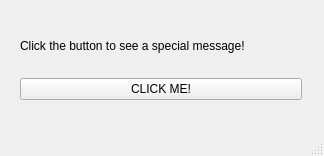
Before: the Qt Designer form mainwindow.ui in priyanshagrahari/DSGUI, drawn with Qt 5.
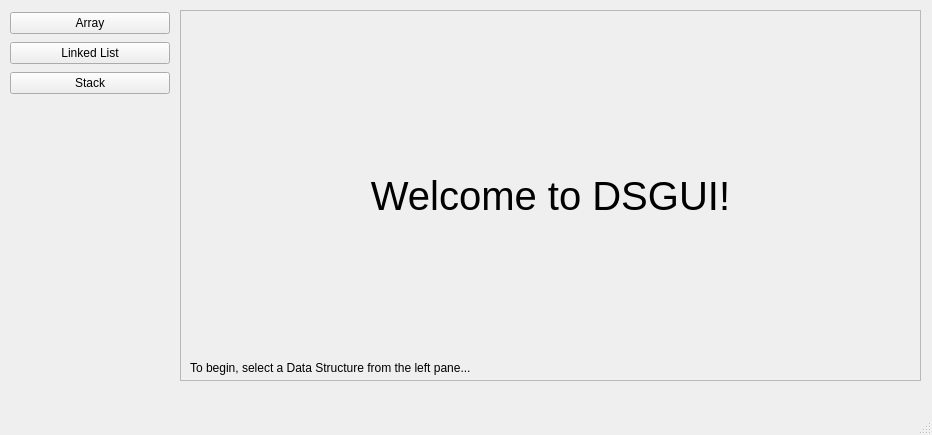
After: the same form once the commit is applied.

Commit message: sample ui for DSGUI with left pane and button actions

Patch:
```diff
--- a/mainwindow.ui
+++ b/mainwindow.ui
@@ -6,8 +6,8 @@
    <rect>
     <x>0</x>
     <y>0</y>
-    <width>324</width>
-    <height>156</height>
+    <width>932</width>
+    <height>435</height>
    </rect>
   </property>
   <property name="cursor">
@@ -20,29 +20,86 @@
    <widget class="QWidget" name="gridLayoutWidget">
     <property name="geometry">
      <rect>
-      <x>20</x>
-      <y>20</y>
-      <width>282</width>
-      <height>80</height>
+      <x>10</x>
+      <y>10</y>
+      <width>160</width>
+      <height>88</height>
      </rect>
     </property>
-    <layout class="QGridLayout" name="gridLayout">
-     <item row="2" column="0">
-      <widget class="QPushButton" name="clickme">
+    <layout class="QVBoxLayout" name="verticalLayout">
+     <item>
+      <widget class="QPushButton" name="array_pbut">
        <property name="text">
-        <string>CLICK ME!</string>
+        <string>Array</string>
        </property>
       </widget>
      </item>
-     <item row="1" column="0">
-      <widget class="QLabel" name="message">
+     <item>
+      <widget class="QPushButton" name="ll_pbut">
        <property name="text">
-        <string>Click the button to see a special message!</string>
+        <string>Linked List</string>
+       </property>
+      </widget>
+     </item>
+     <item>
+      <widget class="QPushButton" name="stack_pbut">
+       <property name="text">
+        <string>Stack</string>
        </property>
       </widget>
      </item>
     </layout>
    </widget>
+   <widget class="QFrame" name="frame">
+    <property name="geometry">
+     <rect>
+      <x>180</x>
+      <y>10</y>
+      <width>741</width>
+      <height>371</height>
+     </rect>
+    </property>
+    <property name="frameShape">
+     <enum>QFrame::StyledPanel</enum>
+    </property>
+    <property name="frameShadow">
+     <enum>QFrame::Raised</enum>
+    </property>
+    <widget class="QLabel" name="welcome">
+     <property name="geometry">
+      <rect>
+       <x>10</x>
+       <y>10</y>
+       <width>721</width>
+       <height>351</height>
+      </rect>
+     </property>
+     <property name="font">
+      <font>
+       <pointsize>30</pointsize>
+      </font>
+     </property>
+     <property name="text">
+      <string>Welcome to DSGUI!</string>
+     </property>
+     <property name="alignment">
+      <set>Qt::AlignCenter</set>
+     </property>
+    </widget>
+    <widget class="QLabel" name="begin">
+     <property name="geometry">
+      <rect>
+       <x>10</x>
+       <y>350</y>
+       <width>721</width>
+       <height>16</height>
+      </rect>
+     </property>
+     <property name="text">
+      <string>To begin, select a Data Structure from the left pane...</string>
+     </property>
+    </widget>
+   </widget>
   </widget>
   <widget class="QMenuBar" name="menubar">
    <property name="geometry">
```
Left out of the diff: 18 changed lines with no effect on the pictures. The commit also changes 2 other files.
